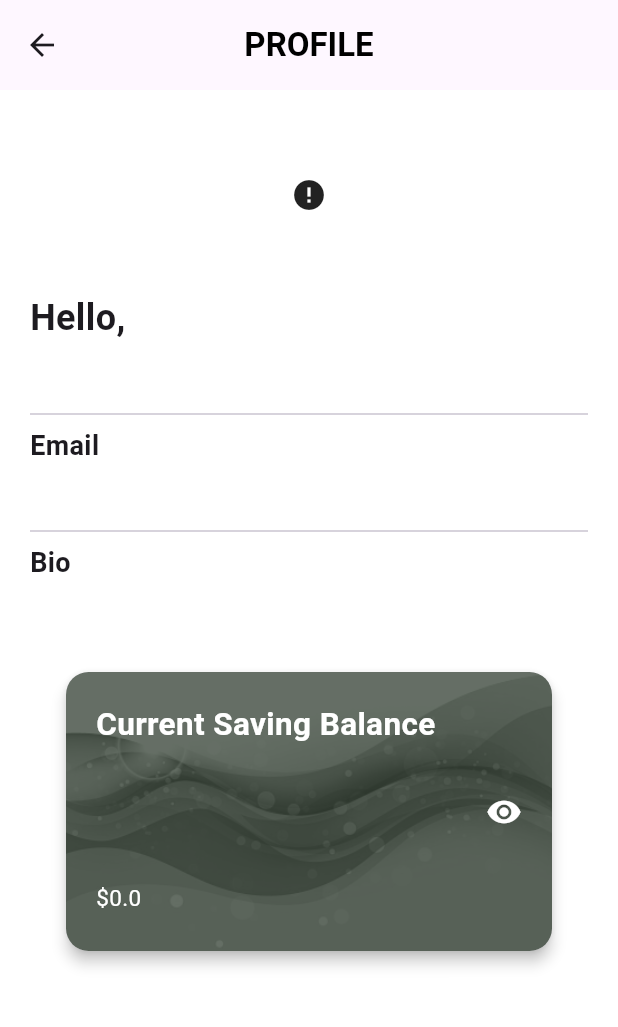
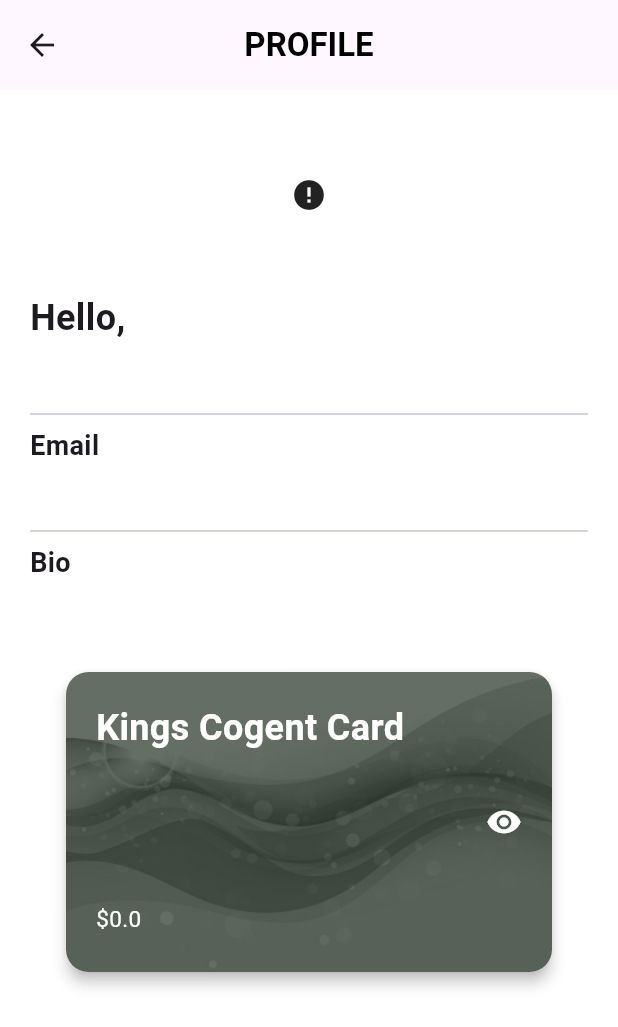
Before and after one commit to HerbertK-93/KcfApp, a Flutter app: the ProfileScreen screen opened directly, on a phone screen of 412 x 824 dp. Shown: the top 1027 px of the screen. Run offline on Flutter 3.47's test engine with Material 3 defaults, Android fonts, the light colour scheme and no system bars; drawn by our look-alikes of cached_network_image; our stand-ins replace carousel_slider, cloud_firestore, firebase_auth, firebase_core, firebase_storage, image_picker and 1 more; accounts and stored records are empty; network calls fail.

Commit message:
Latest changes

```diff
--- a/lib/models/user.dart
+++ b/lib/models/user.dart
@@ -34,8 +34,10 @@ class AppUser {
   }
 
   static AppUser fromSnap(DocumentSnapshot snap) {
-    var snapshot = snap.data() as Map<String, dynamic>;
-
+    var snapshot = snap.data() as Map<String, dynamic>?;
+    if (snapshot == null) {
+      throw Exception("User data is null");
+    }
     return AppUser(
       username: snapshot["username"],
       uid: snapshot["uid"],
--- a/lib/screens/login_screen.dart
+++ b/lib/screens/login_screen.dart
@@ -134,7 +134,7 @@ class _LoginScreenState extends State<LoginScreen> {
                     autoPlay: true,
                     enlargeCenterPage: true,
                     aspectRatio: 2.0,
-                    autoPlayInterval: const Duration(seconds: 3),
+                    autoPlayInterval: const Duration(seconds: 4),
                   ),
                   items: cautionMessages.map((widget) {
                     return Container(
--- a/lib/screens/profile_screen.dart
+++ b/lib/screens/profile_screen.dart
@@ -1,6 +1,4 @@
 import 'dart:async';
-// Import for ImageFilter
-
 import 'package:flutter/material.dart';
 import 'package:kings_cogent/models/user.dart';
 import 'package:kings_cogent/resources/user_methods.dart';
@@ -20,7 +18,7 @@ class _ProfileScreenState extends State<ProfileScreen> {
   late SharedPrefs _sharedPrefs;
   late StreamController<AppUser?> _userStreamController;
   double _currentBalance = 0.0;
-  bool _isBalanceVisible = true; // Flag to track the visibility of the balance
+  bool _isBalanceVisible = true;
 
   @override
   void initState() {
@@ -51,8 +49,7 @@ class _ProfileScreenState extends State<ProfileScreen> {
     double oneTimeSavings = await _sharedPrefs.getOneTimeSavings() ?? 0.0;
 
     setState(() {
-      _currentBalance =
-          monthlySavings + weeklySavings + dailySavings + oneTimeSavings;
+      _currentBalance = monthlySavings + weeklySavings + dailySavings + oneTimeSavings;
     });
   }
 
@@ -101,6 +98,9 @@ class _ProfileScreenState extends State<ProfileScreen> {
 
           final userData = snapshot.data;
           print('User Data Available: ${userData != null}');
+          if (userData == null) {
+            return Center(child: Text('No user data available.'));
+          }
           return SingleChildScrollView(
             padding: const EdgeInsets.all(20.0),
             child: Column(
@@ -109,12 +109,12 @@ class _ProfileScreenState extends State<ProfileScreen> {
                 Center(
                   child: ClipOval(
                     child: CachedNetworkImage(
-                      imageUrl: userData?.photoUrl ?? '',
+                      imageUrl: userData.photoUrl,
                       width: 100,
                       height: 100,
                       fit: BoxFit.cover,
                       placeholder: (context, url) =>
-                          const Icon(Icons.person, size: 100), // Placeholder Icon
+                          const Icon(Icons.person, size: 100),
                       errorWidget: (context, url, error) =>
                           const Icon(Icons.error),
                     ),
@@ -134,7 +134,7 @@ class _ProfileScreenState extends State<ProfileScreen> {
                         ),
                       ),
                       Text(
-                        userData?.username ?? '',
+                        userData.username,
                         style: const TextStyle(
                           fontSize: 24,
                           fontWeight: FontWeight.bold,
@@ -145,10 +145,9 @@ class _ProfileScreenState extends State<ProfileScreen> {
                 ),
                 const SizedBox(height: 5),
                 const Divider(),
-                _buildProfileField(
-                    'Email', userData?.email ?? '', context),
+                _buildProfileField('Email', userData.email, context),
                 const Divider(),
-                _buildProfileField('Bio', userData?.bio ?? '', context),
+                _buildProfileField('Bio', userData.bio, context),
                 const SizedBox(height: 20),
                 Container(
                   margin: const EdgeInsets.symmetric(horizontal: 20),
@@ -164,11 +163,11 @@ class _ProfileScreenState extends State<ProfileScreen> {
                           decoration: BoxDecoration(
                             borderRadius: BorderRadius.circular(15),
                             image: DecorationImage(
-                              image: const AssetImage('assets/images/wave-bw.png'), // Path to your image asset
+                              image: const AssetImage('assets/images/wave-bw.png'),
                               fit: BoxFit.cover,
                               colorFilter: ColorFilter.mode(
-                                const Color.fromARGB(255, 35, 49, 35).withOpacity(0.7), // Fading effect
-                                BlendMode.darken, // Adjust the blend mode as needed
+                                const Color.fromARGB(255, 35, 49, 35).withOpacity(0.7),
+                                BlendMode.darken,
                               ),
                             ),
                           ),
@@ -182,14 +181,14 @@ class _ProfileScreenState extends State<ProfileScreen> {
                                     crossAxisAlignment: CrossAxisAlignment.start,
                                     children: [
                                       const Text(
-                                        'Current Saving Balance',
+                                        'Kings Cogent Card',
                                         style: TextStyle(
-                                          fontSize: 21,
+                                          fontSize: 24,
                                           fontWeight: FontWeight.bold,
-                                          color: Colors.white, // Text Color
+                                          color: Colors.white,
                                         ),
                                       ),
-                                      const SizedBox(height: 90),
+                                      const SizedBox(height: 100),
                                       Center(
                                         child: Column(
                                           children: [
@@ -198,17 +197,17 @@ class _ProfileScreenState extends State<ProfileScreen> {
                                                     '\$$_currentBalance',
                                                     style: const TextStyle(
                                                       fontSize: 15,
-                                                      color: Colors.white, // Text Color
+                                                      color: Colors.white,
                                                     ),
                                                   )
                                                 : const Text(
-                                                    'Kings Cogent Card Coming Soon', // Placeholder text
+                                                    'Coming Soon',
                                                     style: TextStyle(
                                                       fontSize: 15,
-                                                      color: Colors.white, // Text Color
+                                                      color: Colors.white,
                                                     ),
                                                   ),
-                                            const SizedBox(height: 5), // Adjust spacing if needed
+                                            const SizedBox(height: 5),
                                           ],
                                         ),
                                       ),
@@ -222,7 +221,7 @@ class _ProfileScreenState extends State<ProfileScreen> {
                                     },
                                     child: Icon(
                                       _isBalanceVisible ? Icons.visibility : Icons.visibility_off,
-                                      color: Colors.white, // Icon Color
+                                      color: Colors.white,
                                     ),
                                   ),
                                 ],
@@ -242,8 +241,7 @@ class _ProfileScreenState extends State<ProfileScreen> {
     );
   }
 
-  Widget _buildProfileField(
-      String label, String value, BuildContext context) {
+  Widget _buildProfileField(String label, String value, BuildContext context) {
     final textColor = Theme.of(context).textTheme.bodyLarge!.color;
     return Column(
       crossAxisAlignment: CrossAxisAlignment.start,
--- a/lib/utils/shared_prefs.dart
+++ b/lib/utils/shared_prefs.dart
@@ -45,11 +45,19 @@ class SharedPrefs {
     await sharedPreferences?.remove(tagUserData);
   }
 
-  getMonthlySavings() {}
+  Future<double?> getMonthlySavings() async {
+    // Implement method to retrieve monthly savings from SharedPrefs
+  }
 
-  getWeeklySavings() {}
+  Future<double?> getWeeklySavings() async {
+    // Implement method to retrieve weekly savings from SharedPrefs
+  }
 
-  getDailySavings() {}
+  Future<double?> getDailySavings() async {
+    // Implement method to retrieve daily savings from SharedPrefs
+  }
 
-  getOneTimeSavings() {}
+  Future<double?> getOneTimeSavings() async {
+    // Implement method to retrieve one-time savings from SharedPrefs
+  }
 }
```
Also changed, not shown: lib/providers/user_provider.dart (+20 -5 lines), lib/resources/auth_methods.dart (+23 -28 lines), lib/responsive/responsive_layout_scrteen.dart (+5 -4 lines).
